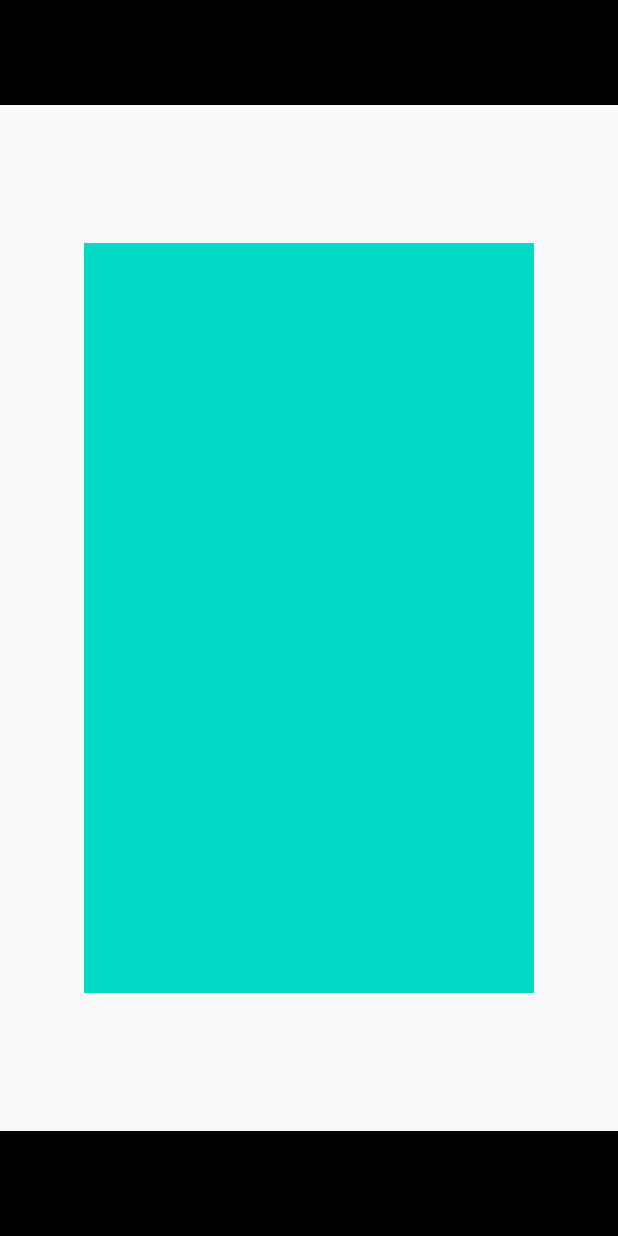
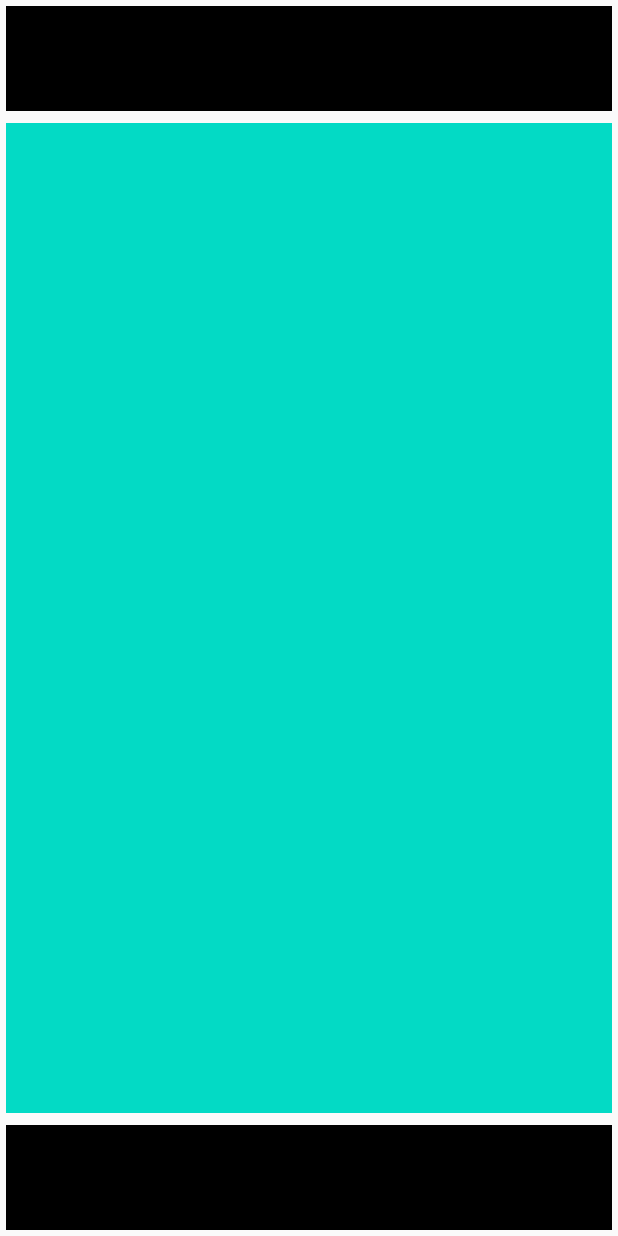
Before and after one commit to vazzab/VFplay, an Android app built with Jetpack Compose: the screen it shows after launch (MainActivity), on a phone screen of 412 x 824 dp. Run offline under Robolectric (Android 15) with nearby library versions, the light colour scheme and no system bars.

Commit message:
Add flexible/responsive layout system

```diff
--- a/app/src/main/res/layout/activity_main.xml
+++ b/app/src/main/res/layout/activity_main.xml
@@ -2,39 +2,43 @@
 <androidx.constraintlayout.widget.ConstraintLayout xmlns:android="http://schemas.android.com/apk/res/android"
     xmlns:app="http://schemas.android.com/apk/res-auto"
     android:layout_width="match_parent"
-    android:layout_height="match_parent">
+    android:layout_height="match_parent"
+    android:padding="4dp">
 
-     <FrameLayout
+    <FrameLayout
         android:id="@+id/top_bar"
         android:layout_width="0dp"
-        android:layout_height="70dp"
+        android:layout_height="wrap_content"
+        android:layout_marginBottom="8dp"
         android:background="@color/black"
-        android:fitsSystemWindows="true"
+        android:minHeight="70dp"
+        app:layout_constraintEnd_toEndOf="parent"
         app:layout_constraintStart_toStartOf="parent"
-        app:layout_constraintEnd_toEndOf="parent"
-        app:layout_constraintTop_toTopOf="parent"/>
+        app:layout_constraintTop_toTopOf="parent" />
 
     <LinearLayout
         android:id="@+id/main_screen"
-        android:layout_width="300dp"
-        android:layout_height="500dp"
-        android:orientation="horizontal"
+        android:layout_width="0dp"
+        android:layout_height="0dp"
+        android:background="@color/teal_200"
+        android:orientation="vertical"
+        android:layout_marginTop="8dp"
+        android:layout_marginBottom="8dp"
+        app:layout_constraintBottom_toTopOf="@id/bottom_bar"
+        app:layout_constraintEnd_toEndOf="parent"
         app:layout_constraintStart_toStartOf="parent"
-        app:layout_constraintEnd_toEndOf="parent"
-        app:layout_constraintTop_toBottomOf="@id/top_bar"
-        app:layout_constraintBottom_toTopOf="@id/bottom_bar"
-        android:background="@color/teal_200"
-        />
+        app:layout_constraintTop_toBottomOf="@id/top_bar" />
 
     <FrameLayout
         android:id="@+id/bottom_bar"
-        android:layout_width="match_parent"
-        android:layout_height="70dp"
+        android:layout_width="0dp"
+        android:layout_height="wrap_content"
         android:background="@color/black"
+        android:minHeight="70dp"
+        android:layout_marginTop="8dp"
         app:layout_constraintBottom_toBottomOf="parent"
         app:layout_constraintEnd_toEndOf="parent"
-        app:layout_constraintStart_toStartOf="parent"
-        />
+        app:layout_constraintStart_toStartOf="parent" />
 
 
 </androidx.constraintlayout.widget.ConstraintLayout>
```
